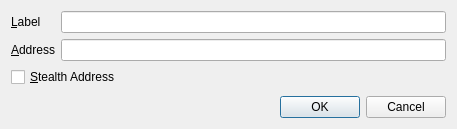
Pink2Dev/Pink2, file src/qt/forms/editaddressdialog.ui: the form before one commit.
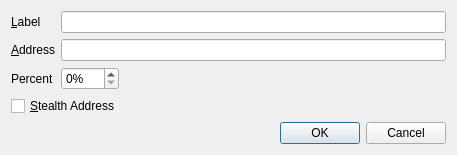
The form after the commit.

```diff
--- a/src/qt/forms/editaddressdialog.ui
+++ b/src/qt/forms/editaddressdialog.ui
@@ -53,13 +53,42 @@
        </property>
       </widget>
      </item>
-     <item row="2" column="0" colspan="2">
+     <item row="4" column="0" colspan="2">
       <widget class="QCheckBox" name="stealthCB">
        <property name="text">
         <string>&amp;Stealth Address</string>
        </property>
       </widget>
      </item>
+     <item row="2" column="0">
+      <widget class="QLabel" name="Percent">
+       <property name="text">
+        <string>Percent</string>
+       </property>
+      </widget>
+     </item>
+     <item row="2" column="1">
+      <widget class="QSpinBox" name="spinPercent">
+       <property name="sizePolicy">
+        <sizepolicy hsizetype="Fixed" vsizetype="Fixed">
+         <horstretch>0</horstretch>
+         <verstretch>0</verstretch>
+        </sizepolicy>
+       </property>
+       <property name="minimumSize">
+        <size>
+         <width>0</width>
+         <height>0</height>
+        </size>
+       </property>
+       <property name="suffix">
+        <string>%</string>
+       </property>
+       <property name="maximum">
+        <number>100</number>
+       </property>
+      </widget>
+     </item>
     </layout>
    </item>
    <item>
```
